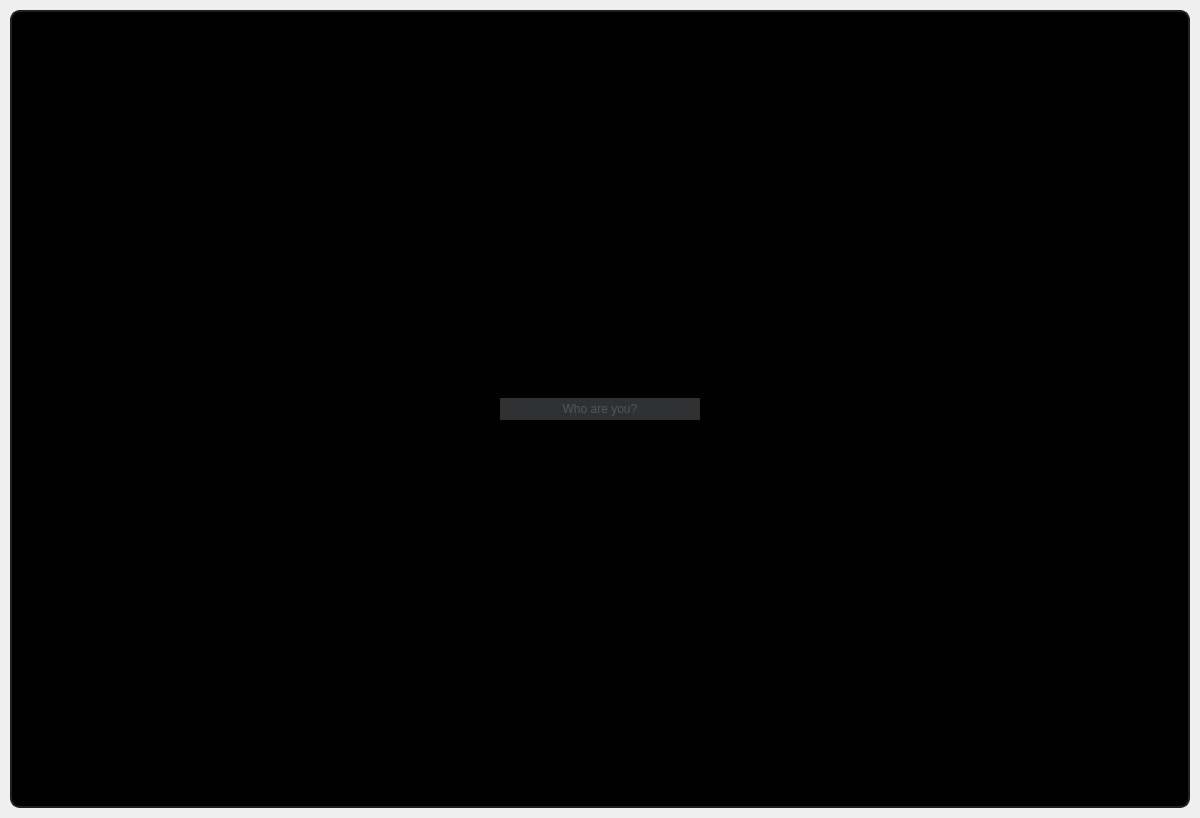
This is main.ui in SurfonL/Crest as Qt 5 draws it before an edit. The edited form follows.
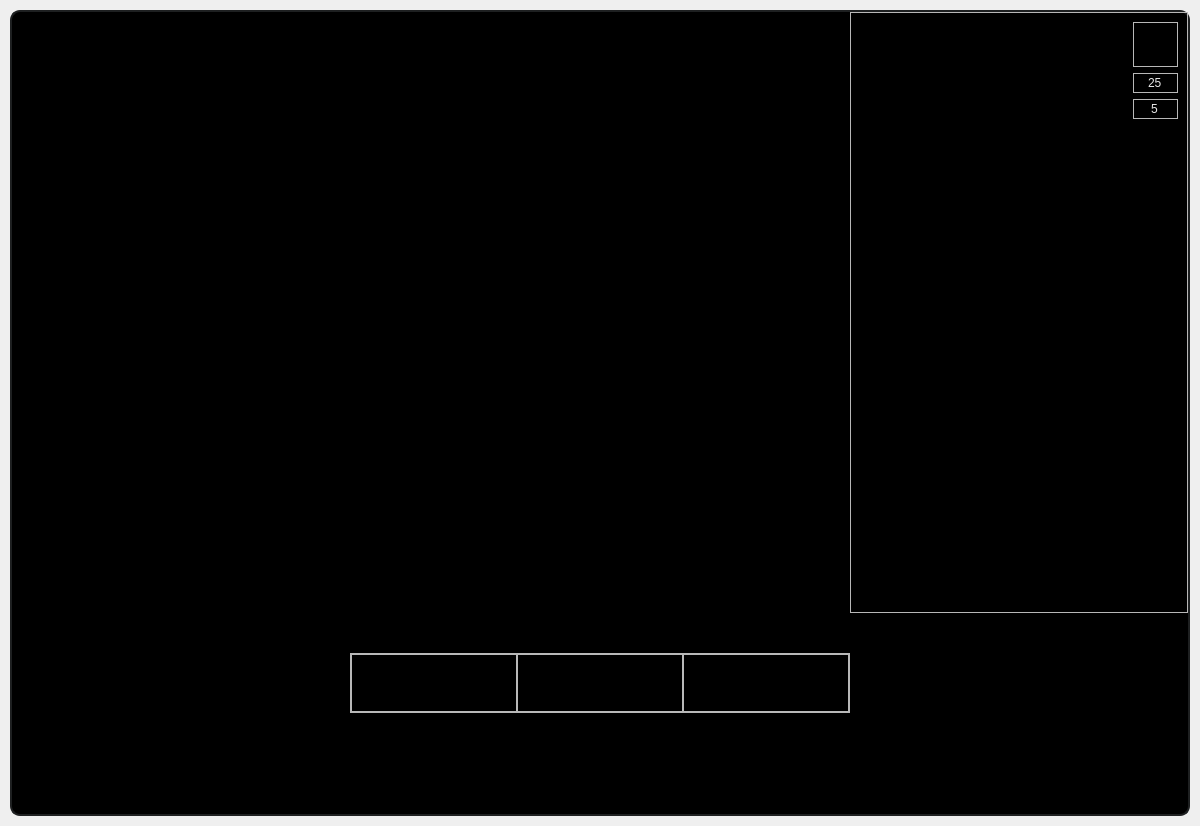
This is the edited form. The open tabs and pages were chosen to show the change. Icons and pictures are not drawn.

Commit message: pomodoro page

Patch:
```diff
--- a/main.ui
+++ b/main.ui
@@ -7,7 +7,7 @@
     <x>0</x>
     <y>0</y>
     <width>1200</width>
-    <height>720</height>
+    <height>826</height>
    </rect>
   </property>
   <property name="windowTitle">
@@ -819,10 +819,100 @@
                     </property>
                    </layout>
                   </widget>
-                  <widget class="QWidget" name="pomodoro">
+                 </widget>
+                </item>
+               </layout>
+              </widget>
+             </item>
+            </layout>
+           </widget>
+          </item>
+         </layout>
+        </item>
+       </layout>
+      </widget>
+      <widget class="QWidget" name="pomodoro_appPage2">
+       <property name="styleSheet">
+        <string notr="true">background: qlineargradient(x1:0, y1:0, x2:1, y2:1,
+stop:0 rgba(152, 222, 91,1), stop: 1 rgba(8, 225, 174,1))
+</string>
+       </property>
                    <layout class="QGridLayout" name="gridLayout">
-                    <item row="0" column="3">
-                     <spacer name="horizontalSpacer_3">
+        <property name="leftMargin">
+         <number>0</number>
+        </property>
+        <property name="topMargin">
+         <number>0</number>
+        </property>
+        <property name="rightMargin">
+         <number>0</number>
+        </property>
+        <property name="bottomMargin">
+         <number>0</number>
+        </property>
+        <property name="spacing">
+         <number>0</number>
+        </property>
+        <item row="1" column="1" alignment="Qt::AlignHCenter|Qt::AlignVCenter">
+         <widget class="QFrame" name="frame_3">
+          <property name="minimumSize">
+           <size>
+            <width>500</width>
+            <height>500</height>
+           </size>
+          </property>
+          <property name="maximumSize">
+           <size>
+            <width>500</width>
+            <height>500</height>
+           </size>
+          </property>
+          <property name="styleSheet">
+           <string notr="true">background: None</string>
+          </property>
+          <property name="frameShape">
+           <enum>QFrame::NoFrame</enum>
+          </property>
+          <property name="frameShadow">
+           <enum>QFrame::Raised</enum>
+          </property>
+          <layout class="QVBoxLayout" name="clock_layout0">
+           <property name="spacing">
+            <number>0</number>
+           </property>
+           <property name="sizeConstraint">
+            <enum>QLayout::SetDefaultConstraint</enum>
+           </property>
+           <property name="leftMargin">
+            <number>0</number>
+           </property>
+           <property name="topMargin">
+            <number>0</number>
+           </property>
+           <property name="rightMargin">
+            <number>0</number>
+           </property>
+           <property name="bottomMargin">
+            <number>0</number>
+           </property>
+          </layout>
+         </widget>
+        </item>
+        <item row="4" column="1">
+         <spacer name="verticalSpacer_3">
+          <property name="orientation">
+           <enum>Qt::Vertical</enum>
+          </property>
+          <property name="sizeHint" stdset="0">
+           <size>
+            <width>20</width>
+            <height>40</height>
+           </size>
+          </property>
+         </spacer>
+        </item>
+        <item row="1" column="0">
+         <spacer name="horizontalSpacer_2">
                       <property name="orientation">
                        <enum>Qt::Horizontal</enum>
                       </property>
@@ -834,35 +924,70 @@
                       </property>
                      </spacer>
                     </item>
-                    <item row="0" column="2">
-                     <widget class="QFrame" name="clock">
+        <item row="0" column="1">
+         <spacer name="verticalSpacer_4">
+          <property name="orientation">
+           <enum>Qt::Vertical</enum>
+          </property>
+          <property name="sizeHint" stdset="0">
+           <size>
+            <width>20</width>
+            <height>20</height>
+           </size>
+          </property>
+         </spacer>
+        </item>
+        <item row="2" column="1">
+         <spacer name="verticalSpacer_6">
+          <property name="orientation">
+           <enum>Qt::Vertical</enum>
+          </property>
+          <property name="sizeType">
+           <enum>QSizePolicy::Fixed</enum>
+          </property>
+          <property name="sizeHint" stdset="0">
+           <size>
+            <width>20</width>
+            <height>40</height>
+           </size>
+          </property>
+         </spacer>
+        </item>
+        <item row="3" column="1">
+         <widget class="QFrame" name="frame_4">
                       <property name="minimumSize">
                        <size>
                         <width>0</width>
-                        <height>613</height>
-                       </size>
-                      </property>
+            <height>60</height>
+           </size>
+          </property>
+          <property name="styleSheet">
+           <string notr="true">background: None</string>
+          </property>
                       <property name="frameShape">
                        <enum>QFrame::StyledPanel</enum>
                       </property>
                       <property name="frameShadow">
                        <enum>QFrame::Raised</enum>
                       </property>
-                      <layout class="QVBoxLayout" name="frame_layout">
-                       <item alignment="Qt::AlignHCenter|Qt::AlignVCenter">
-                        <widget class="QFrame" name="frame_2">
-                         <property name="minimumSize">
-                          <size>
-                           <width>400</width>
-                           <height>400</height>
-                          </size>
-                         </property>
-                         <property name="maximumSize">
-                          <size>
-                           <width>400</width>
-                           <height>400</height>
-                          </size>
-                         </property>
+          <layout class="QHBoxLayout" name="buttons_layout">
+           <property name="spacing">
+            <number>0</number>
+           </property>
+           <property name="leftMargin">
+            <number>0</number>
+           </property>
+           <property name="topMargin">
+            <number>0</number>
+           </property>
+           <property name="rightMargin">
+            <number>0</number>
+           </property>
+           <property name="bottomMargin">
+            <number>0</number>
+           </property>
+           <item>
+            <widget class="QFrame" name="frame_7">
                          <property name="frameShape">
                           <enum>QFrame::StyledPanel</enum>
                          </property>
@@ -873,39 +998,47 @@
                         </widget>
                        </item>
                        <item>
+            <widget class="QFrame" name="frame_6">
+             <property name="frameShape">
+              <enum>QFrame::StyledPanel</enum>
+             </property>
+             <property name="frameShadow">
+              <enum>QFrame::Raised</enum>
+             </property>
+             <layout class="QVBoxLayout" name="pause_button_layout"/>
+            </widget>
+           </item>
+           <item>
+            <widget class="QFrame" name="frame_5">
+             <property name="frameShape">
+              <enum>QFrame::StyledPanel</enum>
+             </property>
+             <property name="frameShadow">
+              <enum>QFrame::Raised</enum>
+             </property>
+             <layout class="QVBoxLayout" name="stop_button_layout"/>
+            </widget>
+           </item>
+          </layout>
+         </widget>
+        </item>
+        <item row="0" column="2" rowspan="2">
                         <widget class="QFrame" name="frame">
+          <property name="styleSheet">
+           <string notr="true">background: None</string>
+          </property>
                          <property name="frameShape">
                           <enum>QFrame::StyledPanel</enum>
                          </property>
                          <property name="frameShadow">
                           <enum>QFrame::Raised</enum>
                          </property>
-                         <widget class="QPushButton" name="play_button">
-                          <property name="geometry">
-                           <rect>
-                            <x>190</x>
-                            <y>110</y>
-                            <width>75</width>
-                            <height>24</height>
-                           </rect>
-                          </property>
-                          <property name="text">
-                           <string>PushButton</string>
-                          </property>
-                         </widget>
-                        </widget>
-                       </item>
-                      </layout>
-                     </widget>
-                    </item>
+          <layout class="QGridLayout" name="gridLayout_2">
                     <item row="0" column="0">
-                     <spacer name="horizontalSpacer_2">
+            <spacer name="horizontalSpacer_4">
                       <property name="orientation">
                        <enum>Qt::Horizontal</enum>
                       </property>
-                      <property name="sizeType">
-                       <enum>QSizePolicy::Expanding</enum>
-                      </property>
                       <property name="sizeHint" stdset="0">
                        <size>
                         <width>40</width>
@@ -914,33 +1047,204 @@
                       </property>
                      </spacer>
                     </item>
-                    <item row="1" column="2">
-                     <spacer name="verticalSpacer_3">
+           <item row="0" column="1">
+            <widget class="QFrame" name="frame_2">
+             <property name="minimumSize">
+              <size>
+               <width>45</width>
+               <height>45</height>
+              </size>
+             </property>
+             <property name="frameShape">
+              <enum>QFrame::StyledPanel</enum>
+             </property>
+             <property name="frameShadow">
+              <enum>QFrame::Raised</enum>
+             </property>
+             <layout class="QVBoxLayout" name="pomo_home">
+              <property name="spacing">
+               <number>0</number>
+              </property>
+              <property name="leftMargin">
+               <number>0</number>
+              </property>
+              <property name="topMargin">
+               <number>0</number>
+              </property>
+              <property name="rightMargin">
+               <number>0</number>
+              </property>
+              <property name="bottomMargin">
+               <number>0</number>
+              </property>
+             </layout>
+            </widget>
+           </item>
+           <item row="3" column="1">
+            <spacer name="verticalSpacer_5">
                       <property name="orientation">
                        <enum>Qt::Vertical</enum>
                       </property>
-                      <property name="sizeType">
-                       <enum>QSizePolicy::MinimumExpanding</enum>
-                      </property>
                       <property name="sizeHint" stdset="0">
                        <size>
                         <width>20</width>
-                        <height>100</height>
+               <height>40</height>
                        </size>
                       </property>
                      </spacer>
                     </item>
-                   </layout>
-                  </widget>
-                 </widget>
+           <item row="1" column="1">
+            <widget class="QFrame" name="frame_8">
+             <property name="minimumSize">
+              <size>
+               <width>45</width>
+               <height>20</height>
+              </size>
+             </property>
+             <property name="maximumSize">
+              <size>
+               <width>45</width>
+               <height>20</height>
+              </size>
+             </property>
+             <property name="frameShape">
+              <enum>QFrame::StyledPanel</enum>
+             </property>
+             <property name="frameShadow">
+              <enum>QFrame::Raised</enum>
+             </property>
+             <layout class="QHBoxLayout" name="horizontalLayout_2">
+              <property name="spacing">
+               <number>0</number>
+              </property>
+              <property name="leftMargin">
+               <number>0</number>
+              </property>
+              <property name="topMargin">
+               <number>0</number>
+              </property>
+              <property name="rightMargin">
+               <number>0</number>
+              </property>
+              <property name="bottomMargin">
+               <number>0</number>
+              </property>
+              <item>
+               <widget class="QLineEdit" name="lineEdit">
+                <property name="cursor">
+                 <cursorShape>ArrowCursor</cursorShape>
+                </property>
+                <property name="mouseTracking">
+                 <bool>false</bool>
+                </property>
+                <property name="styleSheet">
+                 <string notr="true">background: rgba(255,255,255,0)</string>
+                </property>
+                <property name="inputMask">
+                 <string extracomment="Pomo Time"/>
+                </property>
+                <property name="text">
+                 <string>25</string>
+                </property>
+                <property name="maxLength">
+                 <number>32767</number>
+                </property>
+                <property name="frame">
+                 <bool>false</bool>
+                </property>
+                <property name="alignment">
+                 <set>Qt::AlignCenter</set>
+                </property>
+                <property name="clearButtonEnabled">
+                 <bool>false</bool>
+                </property>
+               </widget>
                 </item>
                </layout>
               </widget>
              </item>
+           <item row="2" column="1">
+            <widget class="QFrame" name="frame_9">
+             <property name="minimumSize">
+              <size>
+               <width>45</width>
+               <height>20</height>
+              </size>
+             </property>
+             <property name="maximumSize">
+              <size>
+               <width>45</width>
+               <height>20</height>
+              </size>
+             </property>
+             <property name="frameShape">
+              <enum>QFrame::StyledPanel</enum>
+             </property>
+             <property name="frameShadow">
+              <enum>QFrame::Raised</enum>
+             </property>
+             <layout class="QHBoxLayout" name="horizontalLayout_3">
+              <property name="spacing">
+               <number>0</number>
+              </property>
+              <property name="leftMargin">
+               <number>0</number>
+              </property>
+              <property name="topMargin">
+               <number>0</number>
+              </property>
+              <property name="rightMargin">
+               <number>0</number>
+              </property>
+              <property name="bottomMargin">
+               <number>0</number>
+              </property>
+              <item>
+               <widget class="QLineEdit" name="lineEdit_2">
+                <property name="font">
+                 <font>
+                  <pointsize>9</pointsize>
+                  <italic>false</italic>
+                  <bold>false</bold>
+                 </font>
+                </property>
+                <property name="cursor">
+                 <cursorShape>ArrowCursor</cursorShape>
+                </property>
+                <property name="mouseTracking">
+                 <bool>false</bool>
+                </property>
+                <property name="styleSheet">
+                 <string notr="true">background: rgba(255,255,255,0);</string>
+                </property>
+                <property name="inputMask">
+                 <string extracomment="Rest Time"/>
+                </property>
+                <property name="text">
+                 <string>5</string>
+                </property>
+                <property name="maxLength">
+                 <number>2</number>
+                </property>
+                <property name="frame">
+                 <bool>false</bool>
+                </property>
+                <property name="alignment">
+                 <set>Qt::AlignCenter</set>
+                </property>
+                <property name="cursorMoveStyle">
+                 <enum>Qt::LogicalMoveStyle</enum>
+                </property>
+                <property name="clearButtonEnabled">
+                 <bool>false</bool>
+                </property>
+               </widget>
+              </item>
             </layout>
            </widget>
           </item>
          </layout>
+         </widget>
         </item>
        </layout>
       </widget>
```
Left out of the diff: 4 changed lines with no effect on the pictures. Lines whose indentation alone changed are shown as unchanged. The commit also changes 15 other files.
